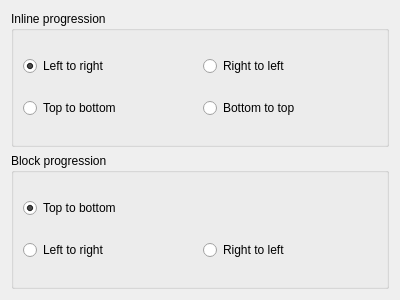
fontmatrix/fontmatrix, file src/textprogression.ui: the form before one commit.
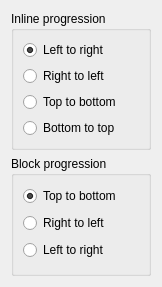
The form after the commit.

Commit message: Prevent playground sample combo to be oversized by long sample lines Quiet warnings about severals "gridLayout"

What changed in the file:
```diff
--- a/src/textprogression.ui
+++ b/src/textprogression.ui
@@ -5,8 +5,8 @@
    <rect>
     <x>0</x>
     <y>0</y>
-    <width>400</width>
-    <height>300</height>
+    <width>162</width>
+    <height>287</height>
    </rect>
   </property>
   <property name="windowTitle" >
@@ -21,7 +21,7 @@
      <property name="flat" >
       <bool>true</bool>
      </property>
-     <layout class="QGridLayout" >
+     <layout class="QGridLayout" name="gLt_2" >
       <item row="0" column="0" >
        <widget class="QRadioButton" name="inlineLTR" >
         <property name="toolTip" >
@@ -35,7 +35,7 @@
         </property>
        </widget>
       </item>
-      <item row="0" column="1" >
+      <item row="1" column="0" >
        <widget class="QRadioButton" name="inlineRTL" >
         <property name="toolTip" >
          <string>e.g. Arabic text</string>
@@ -45,7 +45,7 @@
         </property>
        </widget>
       </item>
-      <item row="1" column="0" >
+      <item row="2" column="0" >
        <widget class="QRadioButton" name="inlineTTB" >
         <property name="toolTip" >
          <string>e.g. Traditional Chinese &amp; Japanese text</string>
@@ -55,7 +55,7 @@
         </property>
        </widget>
       </item>
-      <item row="1" column="1" >
+      <item row="3" column="0" >
        <widget class="QRadioButton" name="inlineBTT" >
         <property name="toolTip" >
          <string>e.g. Runic text</string>
@@ -76,8 +76,8 @@
      <property name="flat" >
       <bool>true</bool>
      </property>
-     <layout class="QGridLayout" >
-      <item row="0" column="0" colspan="2" >
+     <layout class="QGridLayout" name="gLt" >
+      <item row="0" column="0" >
        <widget class="QRadioButton" name="blockTTB" >
         <property name="toolTip" >
          <string>e.g. Latin text</string>
@@ -91,16 +91,6 @@
        </widget>
       </item>
       <item row="1" column="0" >
-       <widget class="QRadioButton" name="blockLTR" >
-        <property name="toolTip" >
-         <string>e.g. Traditional Mongolian text</string>
-        </property>
-        <property name="text" >
-         <string>Left to right</string>
-        </property>
-       </widget>
-      </item>
-      <item row="1" column="1" >
        <widget class="QRadioButton" name="blockRTL" >
         <property name="toolTip" >
          <string>e.g. Tarditionnal Chinese &amp; Japanes text</string>
@@ -110,6 +100,16 @@
         </property>
        </widget>
       </item>
+      <item row="2" column="0" >
+       <widget class="QRadioButton" name="blockLTR" >
+        <property name="toolTip" >
+         <string>e.g. Traditional Mongolian text</string>
+        </property>
+        <property name="text" >
+         <string>Left to right</string>
+        </property>
+       </widget>
+      </item>
      </layout>
     </widget>
    </item>
```
The commit also changes 10 other files.
